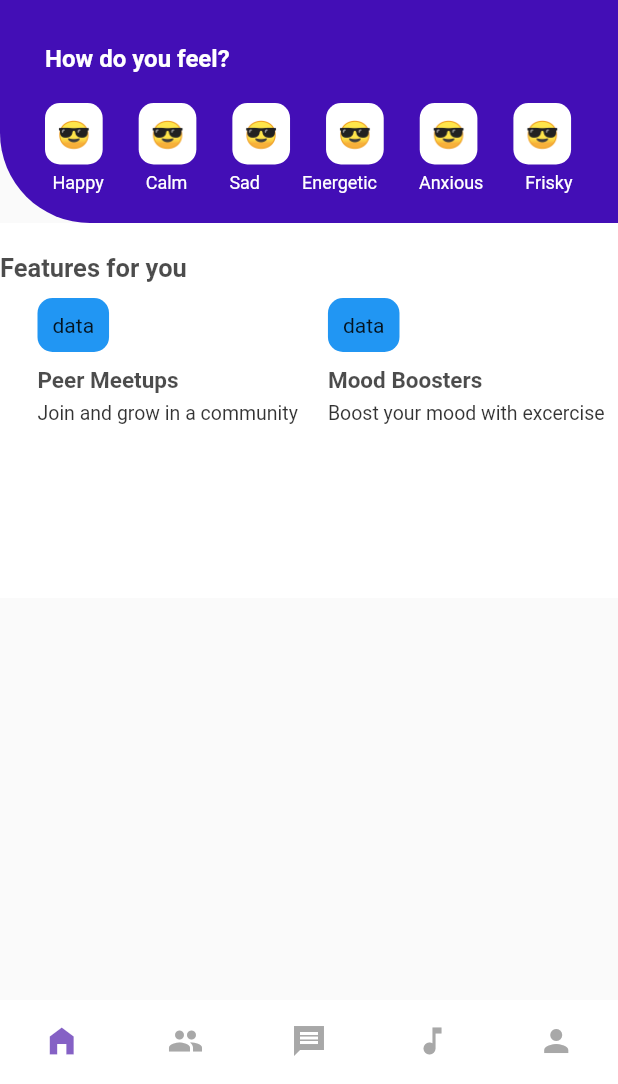
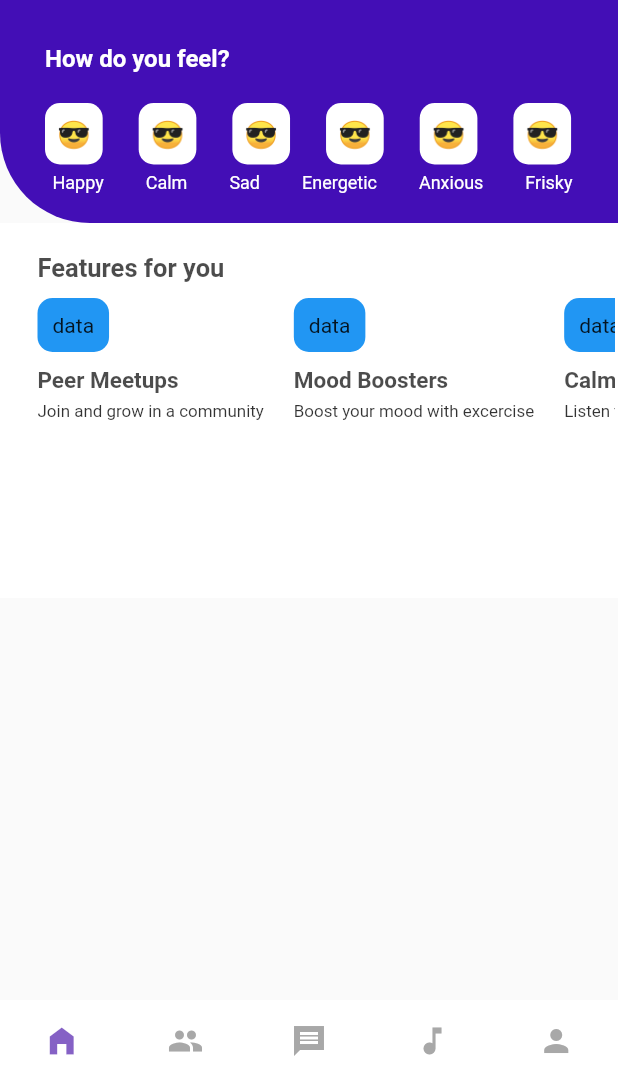
Before and after one commit to jaymesC/safeplace-social-app, a Flutter app: the screen it shows after launch, on a phone screen of 412 x 824 dp, the part 152-1236 px from its top. Run offline on Flutter 3.47's test engine with Material 2 defaults, Android fonts, the phone set to English and light mode, and no system bars; our stand-ins replace flutter_spinkit.

Commit message:
updated homepage

```diff
--- a/lib/pages/home_page.dart
+++ b/lib/pages/home_page.dart
@@ -136,11 +136,14 @@ class HomePage extends StatelessWidget {
             crossAxisAlignment: CrossAxisAlignment.start,
             children: [
               SizedBox(height: 20),
-              Text('Features for you',
-                  style: TextStyle(
-                      fontSize: 17,
-                      fontWeight: FontWeight.bold,
-                      color: Colors.black.withOpacity(0.7))),
+              Padding(
+                padding: const EdgeInsets.only(left: 25),
+                child: Text('Features for you',
+                    style: TextStyle(
+                        fontSize: 17,
+                        fontWeight: FontWeight.bold,
+                        color: Colors.black.withOpacity(0.7))),
+              ),
               SizedBox(height: 10),
               Container(
                 // margin: EdgeInsets.only(right: 20),
@@ -169,7 +172,7 @@ class HomePage extends StatelessWidget {
                             SizedBox(height: 5),
                             Text(text[index],
                                 style: TextStyle(
-                                    fontSize: 13,
+                                    fontSize: 11.3,
                                     // fontWeight: FontWeight.bold,
                                     color: Colors.black.withOpacity(0.8))),
                             SizedBox(
```
